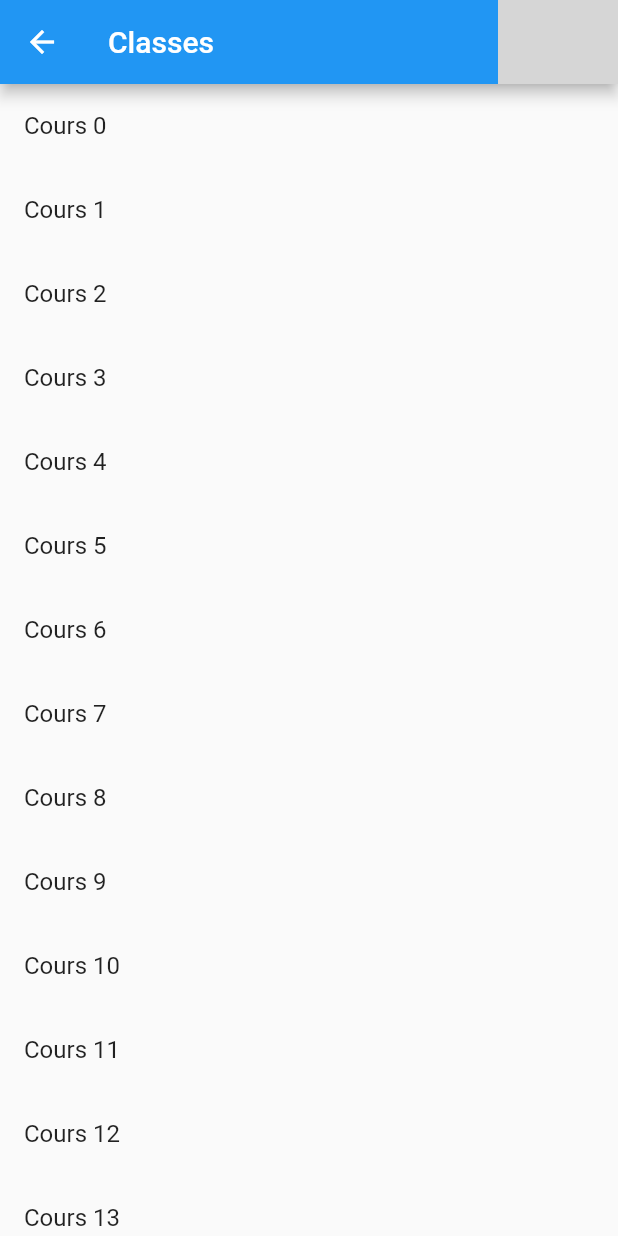
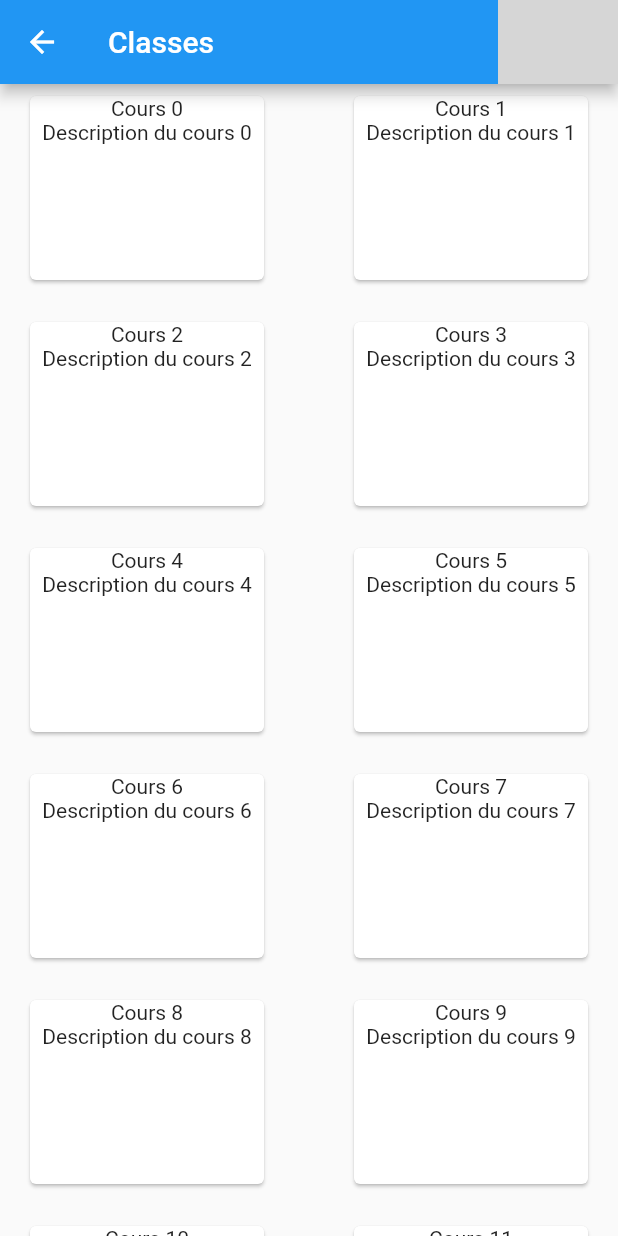
Before and after one commit to tnhherve/gestion_notes_mobile, a Flutter app: the CoursList screen opened directly, on a phone screen of 412 x 824 dp. Run offline on Flutter 3.47's test engine with Material 2 defaults, Android fonts, the phone set to English and light mode, and no system bars; our stand-ins replace eva_icons_flutter, flutter_svg, introduction_screen; missing offline and left inert: flutter_app; grey boxes are pictures that could not be loaded.

Commit message:
Add files via upload

```diff
--- a/lib/pages/CoursList.dart
+++ b/lib/pages/CoursList.dart
@@ -51,14 +51,21 @@ class CoursList extends StatelessWidget
           ],
         ),
         body:
-        ListView.builder(
+        GridView.builder(
+          gridDelegate: SliverGridDelegateWithMaxCrossAxisExtent(
+              maxCrossAxisExtent: 200,
+              childAspectRatio: 3 / 2,
+              crossAxisSpacing: 20,
+              mainAxisSpacing: 20),
           itemCount: todos.length,
           itemBuilder: (context, index) {
             return ListTile(
-              title: Text(todos[index].title),
-              // When a user taps the ListTile, navigate to the DetailScreen.
-              // Notice that you're not only creating a DetailScreen, you're
-              // also passing the current todo to it.
+              title: Card(child: Column(
+                children: <Widget>[ // Ajout des items dnas les card
+                  Text(todos[index].title),
+                  Text(todos[index].description)
+                ],
+              ),),
               onTap: () {
                 Navigator.push(
                   context,
```
